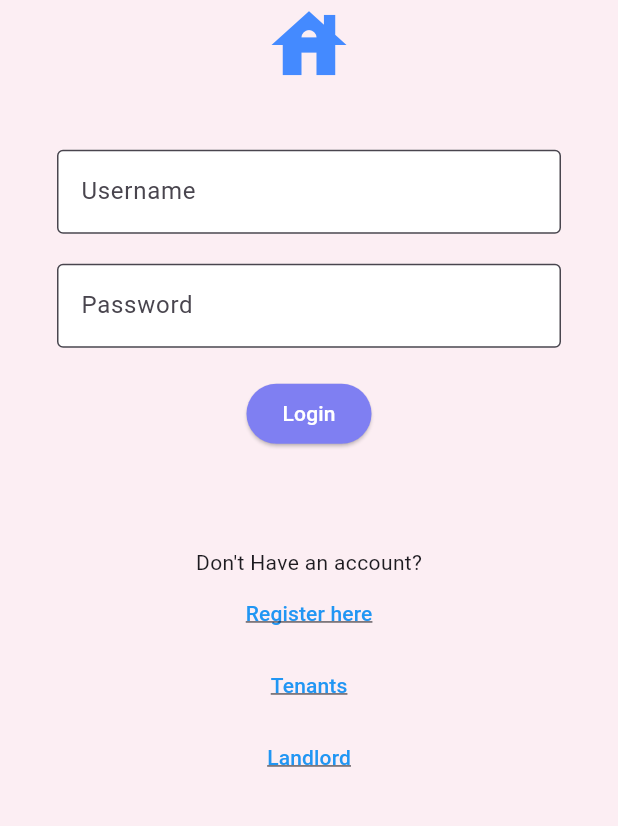
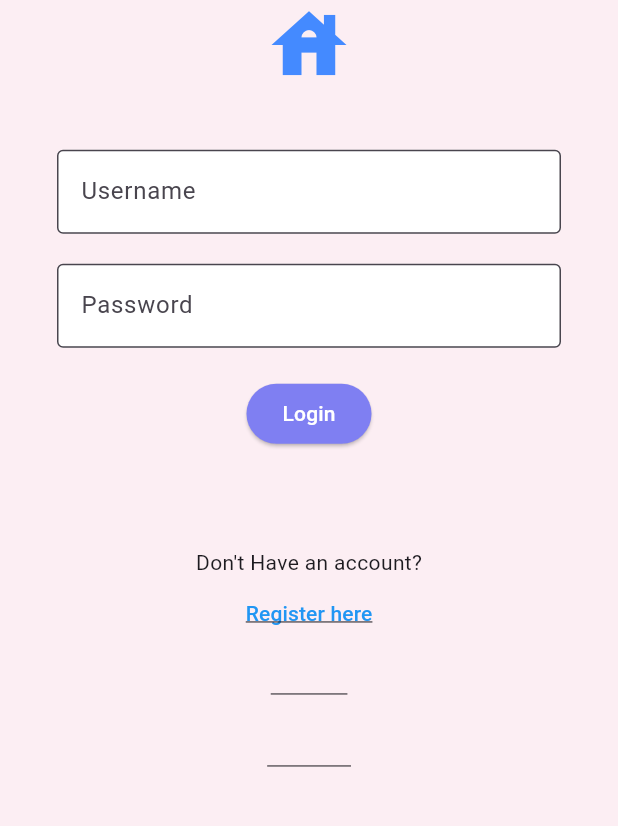
Before and after one commit to gitaujustus/TenantConnect-App, a Flutter app: the screen it shows after launch, on a phone screen of 412 x 824 dp, the part 349-1175 px from its top. Run offline on Flutter 3.47's test engine with Material 2 defaults, Android fonts, the light colour scheme and no system bars; missing offline and left inert: dart:ffi.

Commit message:
button color changed

```diff
--- a/frontend/lib/pages/home.dart
+++ b/frontend/lib/pages/home.dart
@@ -198,7 +198,8 @@ class _MyHomePageState extends State<MyHomePage> {
                     child: Text(
                       'Tenants',
                       style: TextStyle(
-                          color: Colors.blue,
+                          color: const Color.fromARGB(255, 252, 238, 243),
+                          // color: Colors.blue,
                           decoration: TextDecoration.underline),
                     )),
                 TextButton(
@@ -208,7 +209,7 @@ class _MyHomePageState extends State<MyHomePage> {
                     child: Text(
                       'Landlord',
                       style: TextStyle(
-                          color: Colors.blue,
+                          color: const Color.fromARGB(255, 252, 238, 243),
                           decoration: TextDecoration.underline),
                     )),
               ],
```
